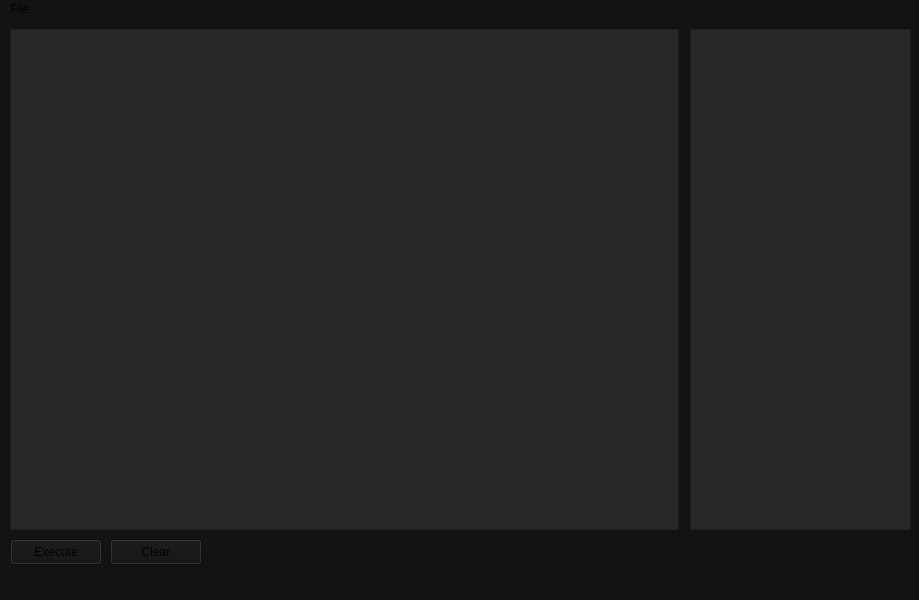
The window that mainwindow.ui (uosq/lbox-lua-external) describes before a commit, drawn with Qt 5.
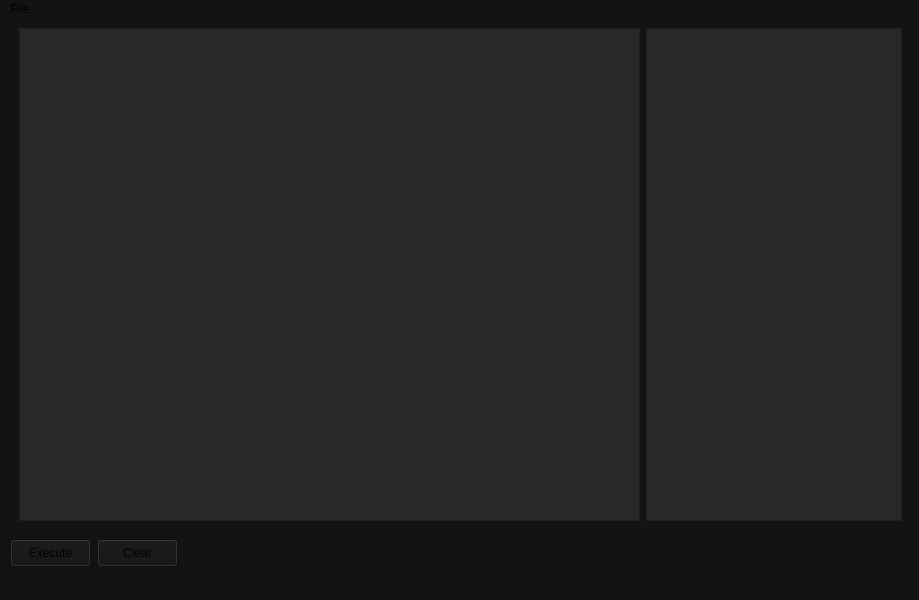
The same window after the commit.

The edit to the form file:
```diff
--- a/mainwindow.ui
+++ b/mainwindow.ui
@@ -35,14 +35,26 @@
    <set>QMainWindow::DockOption::AllowTabbedDocks|QMainWindow::DockOption::AnimatedDocks</set>
   </property>
   <widget class="QWidget" name="centralwidget">
+   <widget class="QWidget" name="horizontalLayoutWidget">
+    <property name="geometry">
+     <rect>
+      <x>10</x>
+      <y>520</y>
+      <width>168</width>
+      <height>28</height>
+     </rect>
+    </property>
+    <layout class="QHBoxLayout" name="horizontalLayout">
+     <property name="leftMargin">
+      <number>0</number>
+     </property>
+     <item>
    <widget class="QPushButton" name="execBtn">
-    <property name="geometry">
-     <rect>
-      <x>10</x>
-      <y>520</y>
-      <width>92</width>
-      <height>26</height>
-     </rect>
+       <property name="sizePolicy">
+        <sizepolicy hsizetype="Expanding" vsizetype="Expanding">
+         <horstretch>0</horstretch>
+         <verstretch>0</verstretch>
+        </sizepolicy>
     </property>
     <property name="text">
      <string>Execute</string>
@@ -51,30 +63,42 @@
      <bool>false</bool>
     </property>
    </widget>
+     </item>
+     <item>
    <widget class="QPushButton" name="clearBtn">
-    <property name="geometry">
-     <rect>
-      <x>110</x>
-      <y>520</y>
-      <width>92</width>
-      <height>26</height>
-     </rect>
+       <property name="sizePolicy">
+        <sizepolicy hsizetype="Expanding" vsizetype="Expanding">
+         <horstretch>0</horstretch>
+         <verstretch>0</verstretch>
+        </sizepolicy>
     </property>
     <property name="text">
      <string>Clear</string>
     </property>
    </widget>
+     </item>
+    </layout>
+   </widget>
+   <widget class="QFrame" name="gridFrame">
+    <property name="geometry">
+     <rect>
+      <x>10</x>
+      <y>0</y>
+      <width>901</width>
+      <height>511</height>
+     </rect>
+    </property>
+    <property name="sizePolicy">
+     <sizepolicy hsizetype="Expanding" vsizetype="Expanding">
+      <horstretch>0</horstretch>
+      <verstretch>0</verstretch>
+     </sizepolicy>
+    </property>
+    <layout class="QGridLayout" name="gridLayout">
+     <item row="0" column="1">
    <widget class="QListView" name="listView">
-    <property name="geometry">
-     <rect>
-      <x>690</x>
-      <y>10</y>
-      <width>221</width>
-      <height>501</height>
-     </rect>
-    </property>
     <property name="sizePolicy">
-     <sizepolicy hsizetype="Expanding" vsizetype="Expanding">
+        <sizepolicy hsizetype="Preferred" vsizetype="Expanding">
       <horstretch>0</horstretch>
       <verstretch>0</verstretch>
      </sizepolicy>
@@ -98,17 +122,11 @@
      </size>
     </property>
    </widget>
+     </item>
+     <item row="0" column="0">
    <widget class="QTextEdit" name="textEdit">
-    <property name="geometry">
-     <rect>
-      <x>10</x>
-      <y>10</y>
-      <width>669</width>
-      <height>501</height>
-     </rect>
-    </property>
     <property name="sizePolicy">
-     <sizepolicy hsizetype="Fixed" vsizetype="Fixed">
+        <sizepolicy hsizetype="Expanding" vsizetype="Expanding">
       <horstretch>0</horstretch>
       <verstretch>0</verstretch>
      </sizepolicy>
@@ -123,6 +141,9 @@
      <bool>false</bool>
     </property>
    </widget>
+     </item>
+    </layout>
+   </widget>
   </widget>
   <widget class="QMenuBar" name="menubar">
    <property name="geometry">
```
Left out of the diff: 5 changed lines with no effect on the pictures. Lines whose indentation alone changed are shown as unchanged.
